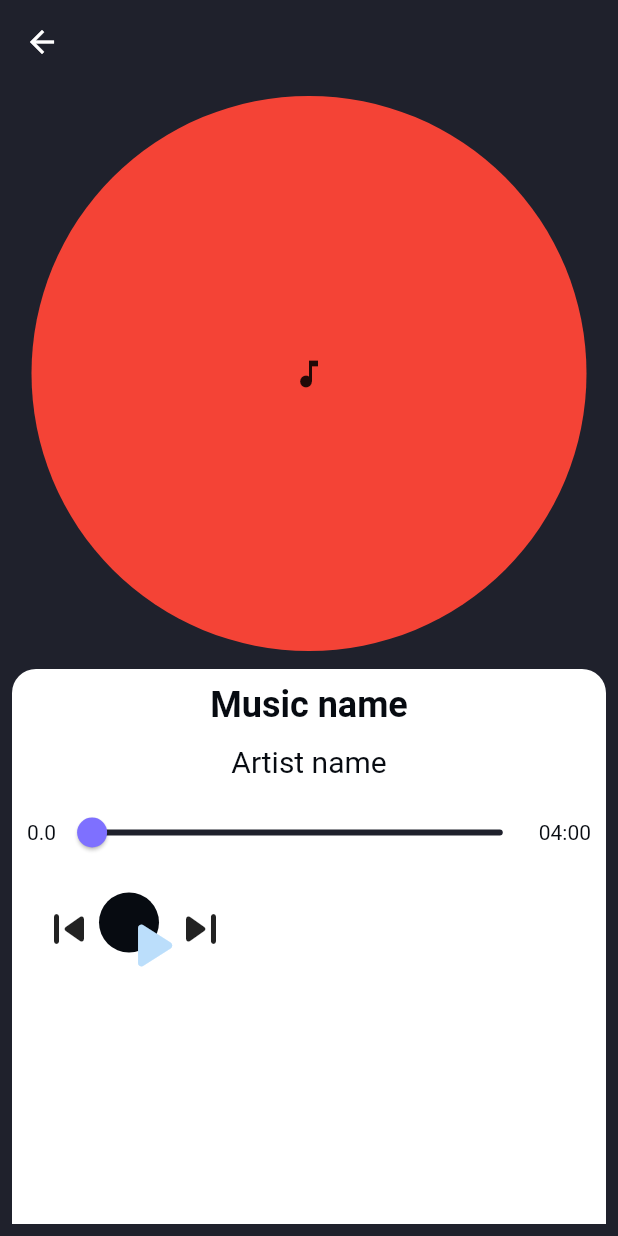
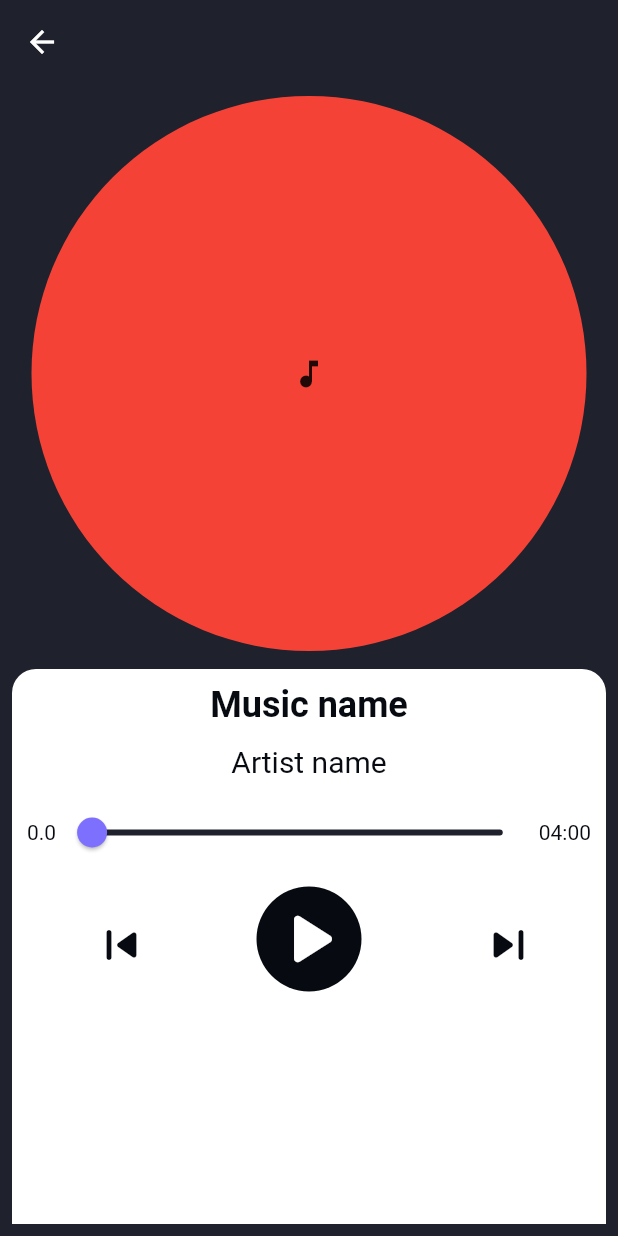
Before and after one commit to Tosin2289/Music-Player, a Flutter app: the PlayerPage screen opened directly, on a phone screen of 412 x 824 dp. Run offline on Flutter 3.47's test engine with Material 2 defaults, Android fonts, the phone set to English and light mode, and no system bars; our stand-ins replace get, just_audio, lottie, on_audio_query, permission_handler.

Commit message:
playerpage ui

```diff
--- a/lib/pages/playerpage.dart
+++ b/lib/pages/playerpage.dart
@@ -87,23 +87,37 @@ class _PlayerPageState extends State<PlayerPage> {
                       height: 12,
                     ),
                     Row(
+                      mainAxisAlignment: MainAxisAlignment.spaceAround,
                       children: [
                         IconButton(
                           onPressed: () {},
-                          icon:
-                              const Icon(Icons.skip_previous_rounded, size: 40),
+                          icon: const Icon(
+                            Icons.skip_previous_rounded,
+                            size: 40,
+                            color: bgDarkColor,
+                          ),
                         ),
                         CircleAvatar(
+                          radius: 35,
                           backgroundColor: bgDarkColor,
-                          child: IconButton(
-                            onPressed: () {},
-                            icon:
-                                const Icon(Icons.play_arrow_rounded, size: 54),
+                          child: Transform.scale(
+                            scale: 2.5,
+                            child: IconButton(
+                              onPressed: () {},
+                              icon: const Icon(
+                                Icons.play_arrow_rounded,
+                                color: whiteColor,
+                              ),
+                            ),
                           ),
                         ),
                         IconButton(
                           onPressed: () {},
-                          icon: const Icon(Icons.skip_next_rounded, size: 40),
+                          icon: const Icon(
+                            Icons.skip_next_rounded,
+                            size: 40,
+                            color: bgDarkColor,
+                          ),
                         ),
                       ],
                     ),
```
